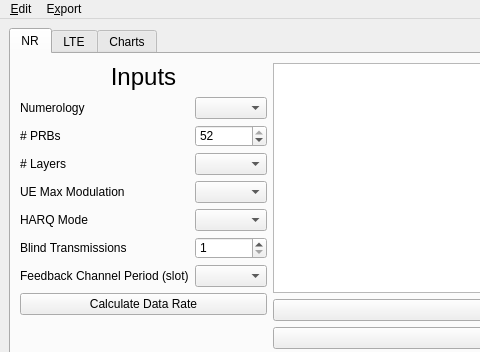
This is main-window.ui in usnistgov/5G-NR-LTE-Sidelink-Capacity-Estimator as Qt 5 draws it before an edit; both pictures show x 0 to 480 and y 0 to 352 of the 1422 by 627 pixel window. The edited form follows.
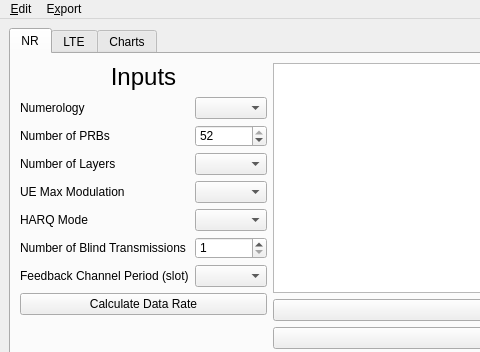
This is the edited form. Custom widgets are drawn as their Qt base class.

Patch:
```diff
--- a/main-window.ui
+++ b/main-window.ui
@@ -66,7 +66,7 @@
                <string>Physical Resource Blocks</string>
               </property>
               <property name="text">
-               <string># PRBs</string>
+               <string>Number of PRBs</string>
               </property>
              </widget>
             </item>
@@ -89,7 +89,7 @@
             <item row="2" column="0">
              <widget class="QLabel" name="lblLayers">
               <property name="text">
-               <string># Layers</string>
+               <string>Number of Layers</string>
               </property>
              </widget>
             </item>
@@ -125,7 +125,7 @@
             <item row="5" column="0">
              <widget class="QLabel" name="lblBlindTransmissions">
               <property name="text">
-               <string>Blind Transmissions</string>
+               <string>Number of Blind Transmissions</string>
               </property>
              </widget>
             </item>
```
